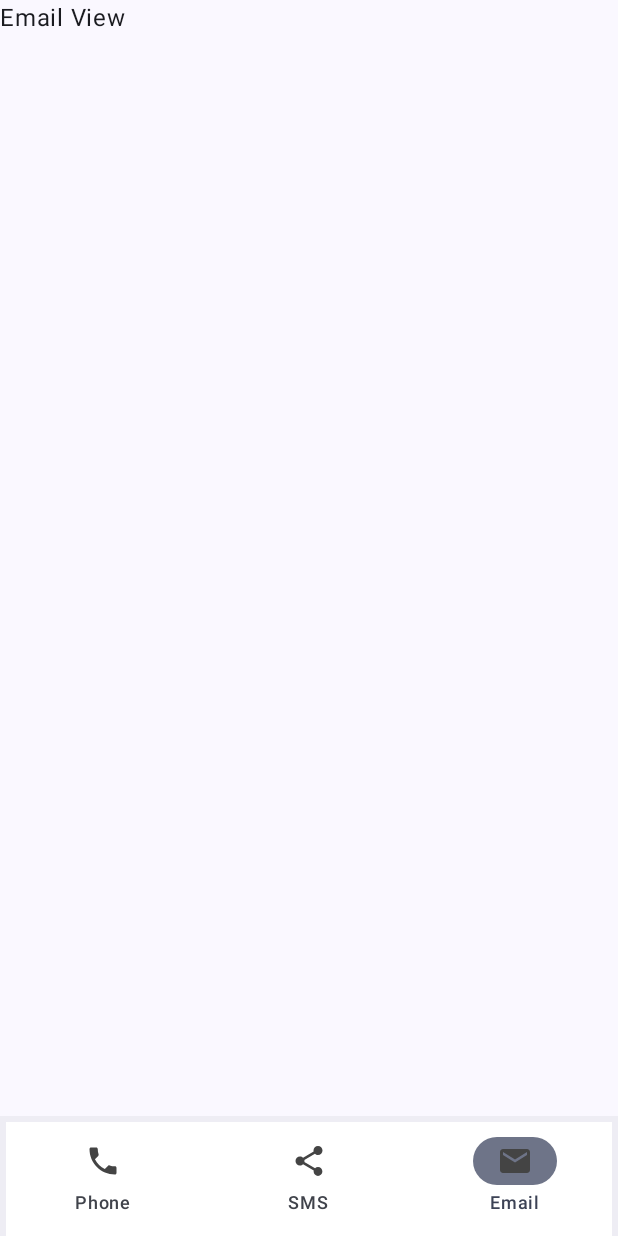
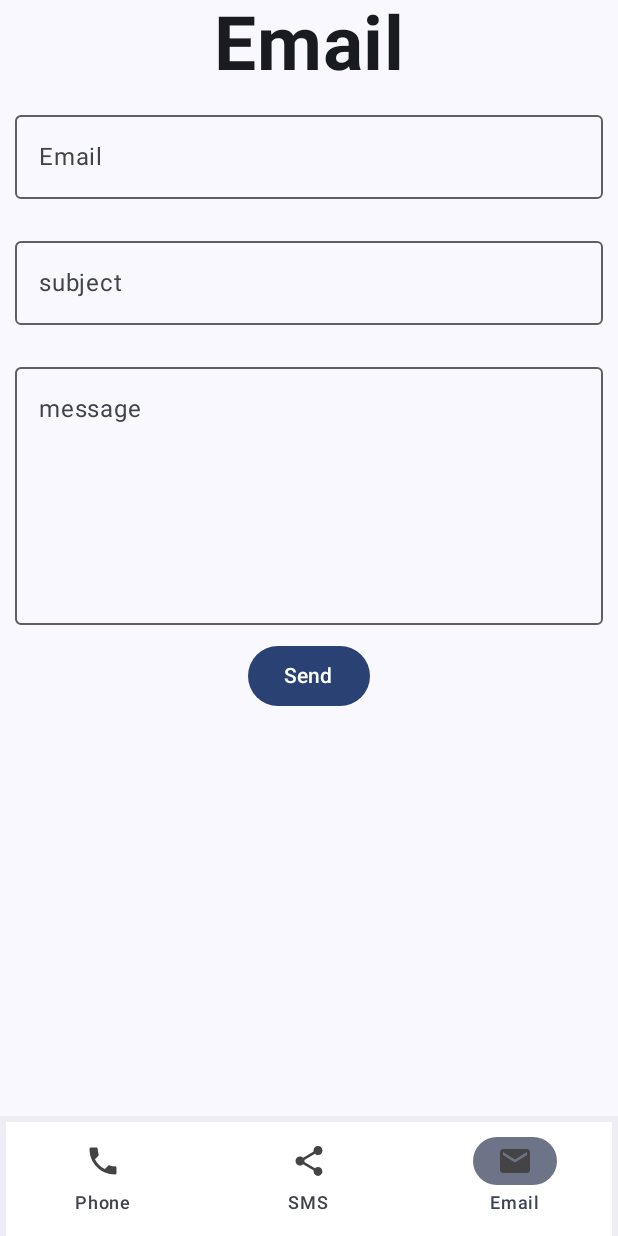
Before and after one commit to jamirou/IntentsApp, an Android app built with Jetpack Compose: the EmailView screen opened through its navigation route, on a phone screen of 412 x 824 dp. Run offline under Robolectric (Android 15) with nearby library versions, the phone set to English and light mode, and no system bars.

Commit message:
added mail intent

```diff
--- a/app/src/main/java/com/jamirodev/intentsapp/views/EmailView.kt
+++ b/app/src/main/java/com/jamirodev/intentsapp/views/EmailView.kt
@@ -1,10 +1,84 @@
 package com.jamirodev.intentsapp.views
 
+import android.content.Intent
+import android.net.Uri
+import androidx.compose.foundation.layout.Column
+import androidx.compose.foundation.layout.fillMaxSize
+import androidx.compose.foundation.layout.fillMaxWidth
+import androidx.compose.foundation.layout.height
+import androidx.compose.foundation.layout.padding
+import androidx.compose.foundation.text.KeyboardOptions
+import androidx.compose.material3.Button
+import androidx.compose.material3.ExperimentalMaterial3Api
+import androidx.compose.material3.OutlinedTextField
 import androidx.compose.material3.Text
 import androidx.compose.runtime.Composable
+import androidx.compose.runtime.getValue
+import androidx.compose.runtime.mutableStateOf
+import androidx.compose.runtime.remember
+import androidx.compose.runtime.setValue
+import androidx.compose.ui.Alignment
+import androidx.compose.ui.Modifier
+import androidx.compose.ui.platform.LocalContext
+import androidx.compose.ui.text.font.FontWeight
+import androidx.compose.ui.text.input.KeyboardType
+import androidx.compose.ui.unit.dp
+import androidx.compose.ui.unit.sp
 
 
+@OptIn(ExperimentalMaterial3Api::class)
 @Composable
 fun EmailView() {
-    Text(text = "Email View")
+    Column(
+        horizontalAlignment = Alignment.CenterHorizontally,
+        modifier = Modifier.fillMaxSize()
+    ) {
+        var email by remember { mutableStateOf("") }
+        var subject by remember { mutableStateOf("") }
+        var message by remember { mutableStateOf("") }
+        val context = LocalContext.current
+        Text(text = "Email", fontSize = 50.sp, fontWeight = FontWeight.Bold)
+
+        OutlinedTextField(
+            value = email,
+            onValueChange = { email = it },
+            label = { Text(text = "Email") },
+            keyboardOptions = KeyboardOptions(keyboardType = KeyboardType.Email),
+            modifier = Modifier
+                .fillMaxWidth()
+                .padding(10.dp)
+        )
+
+        OutlinedTextField(
+            value = subject,
+            onValueChange = { subject = it },
+            label = { Text(text = "subject") },
+            modifier = Modifier
+                .fillMaxWidth()
+                .padding(10.dp)
+        )
+
+        OutlinedTextField(
+            value = message,
+            onValueChange = { message = it },
+            label = { Text(text = "message") },
+            modifier = Modifier
+                .fillMaxWidth()
+                .height(200.dp)
+                .padding(10.dp)
+        )
+
+        Button(onClick = {
+            val intent = Intent(Intent.ACTION_SEND)
+            val emailAddress = arrayOf(email)
+            intent.putExtra(Intent.EXTRA_EMAIL, emailAddress)
+            intent.putExtra(Intent.EXTRA_SUBJECT, subject)
+            intent.putExtra(Intent.EXTRA_TEXT, message)
+            intent.type = "message/rfc822"
+            context.startActivity(Intent.createChooser(intent, "Email Client:"))
+        }) {
+            Text(text = "Send")
+        }
+
+    }
 }
```
